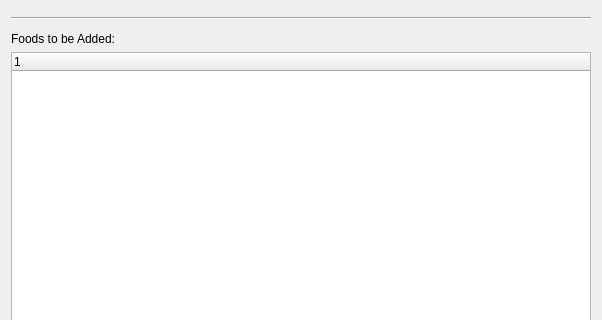
This is src/add_food.ui in tylermchenry/nutrition_tracker as Qt 5 draws it before an edit; both pictures show x 0 to 602 and y 0 to 320 of the 602 by 550 pixel window. The edited form follows.
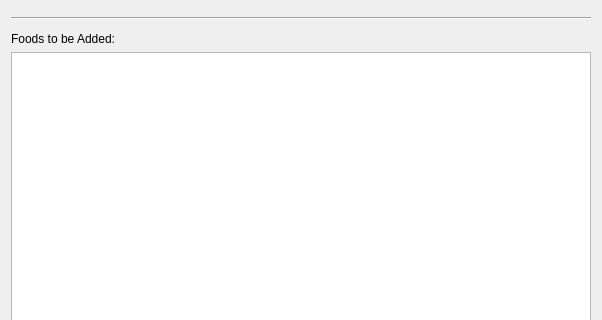
This is the edited form. Custom widgets are drawn as their Qt base class.

Commit message: Compose a tree of food as foods are selected in the Add Foods dialog

What changed in the file:
```diff
--- a/src/add_food.ui
+++ b/src/add_food.ui
@@ -51,19 +51,7 @@
     </widget>
    </item>
    <item>
-    <widget class="QTreeWidget" name="trwFoodsToAdd">
-     <property name="sizePolicy">
-      <sizepolicy hsizetype="Expanding" vsizetype="Expanding">
-       <horstretch>0</horstretch>
-       <verstretch>0</verstretch>
-      </sizepolicy>
-     </property>
-     <column>
-      <property name="text">
-       <string notr="true">1</string>
-      </property>
-     </column>
-    </widget>
+    <widget class="QTreeView" name="trvFoodsToAdd"/>
    </item>
    <item>
     <layout class="QHBoxLayout" name="horizontalLayout_2">
```
The commit also changes 3 other files.
